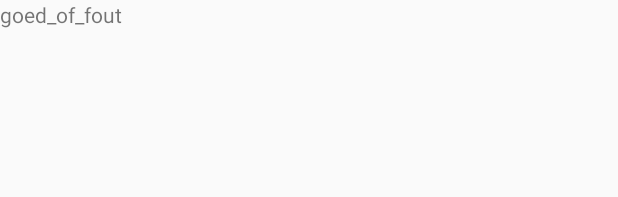
After one commit to PletPeter/Android-opgaven, an Android app: the layout activity_answer.xml on its own in the app's theme, with its tools: preview values and no code run, on a phone screen of 412 x 824 dp. The commit adds this screen. Shown: the top 197 px of the screen. Run offline under Robolectric (Android 15) with nearby library versions, the phone set to English and light mode, and no system bars.

Commit message:
Opdracht 1 AF

```diff
--- a/app/src/main/AndroidManifest.xml
+++ b/app/src/main/AndroidManifest.xml
@@ -16,6 +16,7 @@
                 <category android:name="android.intent.category.LAUNCHER" />
             </intent-filter>
         </activity>
+        <activity android:name=".Answer"></activity>
     </application>
 
 </manifest>
--- /dev/null
+++ b/app/src/main/res/layout/activity_answer.xml
@@ -0,0 +1,15 @@
+<?xml version="1.0" encoding="utf-8"?>
+<LinearLayout xmlns:android="http://schemas.android.com/apk/res/android"
+    xmlns:app="http://schemas.android.com/apk/res-auto"
+    xmlns:tools="http://schemas.android.com/tools"
+    android:layout_width="match_parent"
+    android:layout_height="match_parent"
+    tools:context=".Answer">
+
+    <TextView
+        android:layout_width="wrap_content"
+        android:layout_height="wrap_content"
+        tools:text="goed_of_fout"
+        android:id="@+id/result_text_view"/>
+
+</LinearLayout>
```
Also changed, not shown: app/src/main/java/com/bignerdranch/android/geoquiz/Answer.java (added, +35 -0 lines), app/src/main/java/com/bignerdranch/android/geoquiz/QuizActivity.java (+9 -0 lines).
